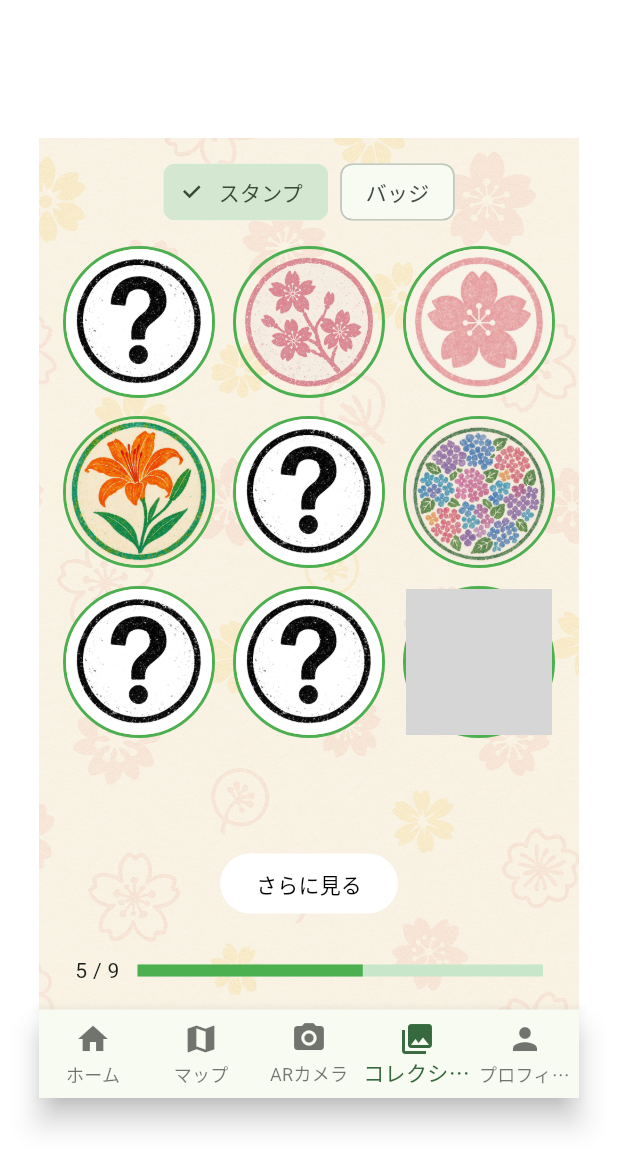
After one commit to TeamYIMT/niigata-flower-guide, a Flutter app: the StampCollectionScreen screen opened by its route, after a tap on "コレクション", on a phone screen of 412 x 824 dp. The commit adds this screen. Shown: the top 1169 px of the screen. Run offline on Flutter 3.47's test engine with Material 3 defaults, Android fonts, the phone set to English and light mode, and no system bars; grey boxes are pictures that could not be loaded.

Commit message:
スタンプコレクション画面のモックアップを作成と他画面の修正

```diff
--- a/lib/main.dart
+++ b/lib/main.dart
@@ -5,6 +5,7 @@ import 'screens/login_screen.dart';
 import 'screens/signup_screen.dart';
 import 'screens/profile_screen.dart';
 import 'screens/profileedit_screen.dart';
+import 'screens/stamps_collection_screen.dart';
 
 void main() {
   runApp(const MyApp());
@@ -28,6 +29,7 @@ class MyApp extends StatelessWidget {
         '/map': (context) => const MapScreen(),
         '/profile': (context) => const ProfileScreen(),
         '/profileedit': (context) => const ProfileEditScreen(),
+        '/collection': (context) => const StampCollectionScreen(),
       },
     );
   }
--- a/lib/screens/home_screen.dart
+++ b/lib/screens/home_screen.dart
@@ -70,6 +70,7 @@ class HomeScreen extends StatelessWidget {
                       iconSize: 40,
                       fontSize: 14,
                       padding: 12,
+                      onTap: () => Navigator.pushNamed(context, '/collection'),
                     ),
                     IconTile(
                       icon: 'profile_icon.png',
@@ -95,7 +96,7 @@ class HomeScreen extends StatelessWidget {
           ),
           // ボトムナビゲーションはそのまま
           bottomNavigationBar: BottomNavigationBar(
-            type: BottomNavigationBarType.shifting,  // 選択中のアイコンのラベルのみ表示
+            type: BottomNavigationBarType.fixed,  // shiftingからfixedに変更
             currentIndex: 0,  // ホーム画面なので0を指定
             selectedItemColor: const Color(0xFF3E5C40),
             unselectedItemColor: Colors.grey,
@@ -106,6 +107,9 @@ class HomeScreen extends StatelessWidget {
                   break;
                 case 1:
                   Navigator.pushNamed(context, '/map');
+                  break;
+                case 3:
+                  Navigator.pushNamed(context, '/collection');
                   break;
                 case 4:
                   Navigator.pushNamed(context, '/profile');
--- a/lib/screens/map_screen.dart
+++ b/lib/screens/map_screen.dart
@@ -121,12 +121,13 @@ class _MapScreenState extends State<MapScreen> {
       );
 
   Widget _buildBottomNav(BuildContext context) => BottomNavigationBar(
-        type: BottomNavigationBarType.shifting,
+        type: BottomNavigationBarType.fixed,
         currentIndex: 1,
         selectedItemColor: const Color(0xFF3E5C40),
         unselectedItemColor: Colors.grey,
         onTap: (i) {
           if (i == 0) Navigator.pushReplacementNamed(context, '/');
+          if (i == 3) Navigator.pushNamed(context, '/collection');
           if (i == 4) Navigator.pushNamed(context, '/profile');
         },
         items: const [
--- a/lib/screens/profile_screen.dart
+++ b/lib/screens/profile_screen.dart
@@ -85,7 +85,7 @@ class ProfileScreen extends StatelessWidget {
             ),
           ),
           bottomNavigationBar: BottomNavigationBar(
-            type: BottomNavigationBarType.shifting,
+            type: BottomNavigationBarType.fixed,
             currentIndex: 4,
             selectedItemColor: _primaryGreen,
             unselectedItemColor: Colors.grey,
@@ -103,6 +103,9 @@ class ProfileScreen extends StatelessWidget {
                   break;
                 case 1:
                   Navigator.pushNamed(context, '/map');
+                  break;
+                case 3:
+                  Navigator.pushNamed(context, '/collection');
                   break;
                 case 4:
                   // 現在の画面なので何もしない
--- a/lib/screens/signup_screen.dart
+++ b/lib/screens/signup_screen.dart
@@ -6,11 +6,16 @@ class SignupScreen extends StatelessWidget {
 
   @override
   Widget build(BuildContext context) {
-    return Scaffold(
+    return Center(
+      child: SizedBox(
+        width: 360,
+        height: 640,
+        child: Scaffold(
           backgroundColor: const Color(0xFFFCF8F2),
           body: SafeArea(
-        child: Center(
             child: SingleChildScrollView(
+              child: Padding(
+                padding: const EdgeInsets.only(top: 80),
                 child: Container(
                   margin: const EdgeInsets.symmetric(horizontal: 24),
                   padding: const EdgeInsets.all(24),
@@ -72,6 +77,8 @@ class SignupScreen extends StatelessWidget {
               ),
             ),
           ),
+        ),
+      ),
     );
   }
 
--- /dev/null
+++ b/lib/screens/stamps_collection_screen.dart
@@ -0,0 +1,175 @@
+import 'package:flutter/material.dart';
+
+/// モックアップ用のスタンプデータクラス
+class Stamp {
+  final String assetPath;
+  final bool collected;
+  const Stamp(this.assetPath, this.collected);
+}
+
+/// スタンプコレクション画面のウィジェット
+class StampCollectionScreen extends StatelessWidget {
+  const StampCollectionScreen({Key? key}) : super(key: key);
+
+  // ダミーデータ: 購入・取得状態を bool で管理
+  final List<Stamp> stamps = const [
+    Stamp('assets/images/question.png', false),
+    Stamp('assets/images/cherryblossom.png', true),
+    Stamp('assets/images/cherryblossom2.png', true),
+    Stamp('assets/images/daylily.png', true),
+    Stamp('assets/images/daylily.png', false),
+    Stamp('assets/images/hydrangea.png', true),
+    Stamp('assets/images/cosmos.png', false),
+    Stamp('assets/images/question.png', false),
+    Stamp('assets/images/tulip.png', true),
+    // ... 合計 20 個分を配置
+  ];
+
+  @override
+  Widget build(BuildContext context) {
+    final total = stamps.length;
+    final collectedCount = stamps.where((s) => s.collected).length;
+
+    return Center(
+      child: SizedBox(
+        width: 360,
+        height: 640,
+        child: Scaffold(
+          // 背景花柄を薄く表示
+          body: Stack(
+            children: [
+              Positioned.fill(
+                child: Opacity(
+                  opacity: 0.5,
+                  child: Image.asset(
+                    'assets/images/backgroundflower.png',
+                    fit: BoxFit.cover,
+                  ),
+                ),
+              ),
+              SafeArea(
+                child: Column(
+                  children: [
+                    // スタンプ／バッジ切り替え（今回はスタンプのみ）
+                    Padding(
+                      padding: const EdgeInsets.symmetric(vertical: 12.0),
+                      child: Row(
+                        mainAxisAlignment: MainAxisAlignment.center,
+                        children: [
+                          ChoiceChip(
+                            label: Text('スタンプ'),
+                            selected: true,
+                            onSelected: (_) {},
+                          ),
+                          SizedBox(width: 8),
+                          ChoiceChip(
+                            label: Text('バッジ'),
+                            selected: false,
+                            onSelected: (_) {},
+                          ),
+                        ],
+                      ),
+                    ),
+
+                    // スタンプグリッド
+                    Expanded(
+                      child: Padding(
+                        padding: const EdgeInsets.symmetric(horizontal: 16.0),
+                        child: GridView.builder(
+                          itemCount: stamps.length,
+                          gridDelegate: SliverGridDelegateWithFixedCrossAxisCount(
+                            crossAxisCount: 3,
+                            crossAxisSpacing: 12,
+                            mainAxisSpacing: 12,
+                            childAspectRatio: 1,
+                          ),
+                          itemBuilder: (context, index) {
+                            final stamp = stamps[index];
+                            return Container(
+                              decoration: BoxDecoration(
+                                shape: BoxShape.circle,
+                                border: Border.all(color: Colors.green, width: 2),
+                              ),
+                              child: ClipOval(
+                                child: Image.asset(
+                                  stamp.collected
+                                      ? stamp.assetPath
+                                      : 'assets/images/question.png',
+                                  fit: BoxFit.cover,
+                                ),
+                              ),
+                            );
+                          },
+                        ),
+                      ),
+                    ),
+
+                    // 「さらに見る」ボタン
+                    Padding(
+                      padding: const EdgeInsets.symmetric(vertical: 8.0),
+                      child: ElevatedButton(
+                        onPressed: () {},
+                        style: ElevatedButton.styleFrom(
+                          backgroundColor: Colors.white,
+                          foregroundColor: Colors.black,
+                          shape: StadiumBorder(),
+                          elevation: 0,
+                        ),
+                        child: Text('さらに見る'),
+                      ),
+                    ),
+
+                    // 進捗バー
+                    Padding(
+                      padding: const EdgeInsets.symmetric(horizontal: 24.0, vertical: 16.0),
+                      child: Row(
+                        children: [
+                          Text('$collectedCount / $total'),
+                          SizedBox(width: 12),
+                          Expanded(
+                            child: LinearProgressIndicator(
+                              value: collectedCount / total,
+                              backgroundColor: Colors.green.shade100,
+                              color: Colors.green,
+                              minHeight: 8,
+                            ),
+                          ),
+                        ],
+                      ),
+                    ),
+
+                    // ボトムナビゲーション
+                    BottomNavigationBar(
+                      type: BottomNavigationBarType.fixed,
+                      currentIndex: 3,
+                      items: [
+                        BottomNavigationBarItem(icon: Icon(Icons.home), label: 'ホーム'),
+                        BottomNavigationBarItem(icon: Icon(Icons.map), label: 'マップ'),
+                        BottomNavigationBarItem(icon: Icon(Icons.camera_alt), label: 'ARカメラ'),
+                        BottomNavigationBarItem(icon: Icon(Icons.collections), label: 'コレクション'),
+                        BottomNavigationBarItem(icon: Icon(Icons.person), label: 'プロフィール'),
+                      ],
+                      onTap: (index) {
+                        switch (index) {
+                          case 0:
+                            Navigator.pushNamed(context, '/');
+                            break;
+                          case 1:
+                            Navigator.pushNamed(context, '/map');
+                            break;
+                          case 4:
+                            Navigator.pushNamed(context, '/profile');
+                            break;
+                        }
+                      },
+                    ),
+                  ],
+                ),
+              ),
+            ],
+          ),
+        ),
+      ),
+    );
+  }
+}
```
Also changed, not shown: pubspec.yaml (+8 -0 lines), assets/images/backgroundflower.png (added), assets/images/cherryblossom.png (added), assets/images/cherryblossom2.png (added), assets/images/cosmos.png (added), assets/images/daylily.png (added), assets/images/hydrangea.png (added), assets/images/question.png (added), 1 other file. Lines whose indentation alone changed are shown as unchanged.
